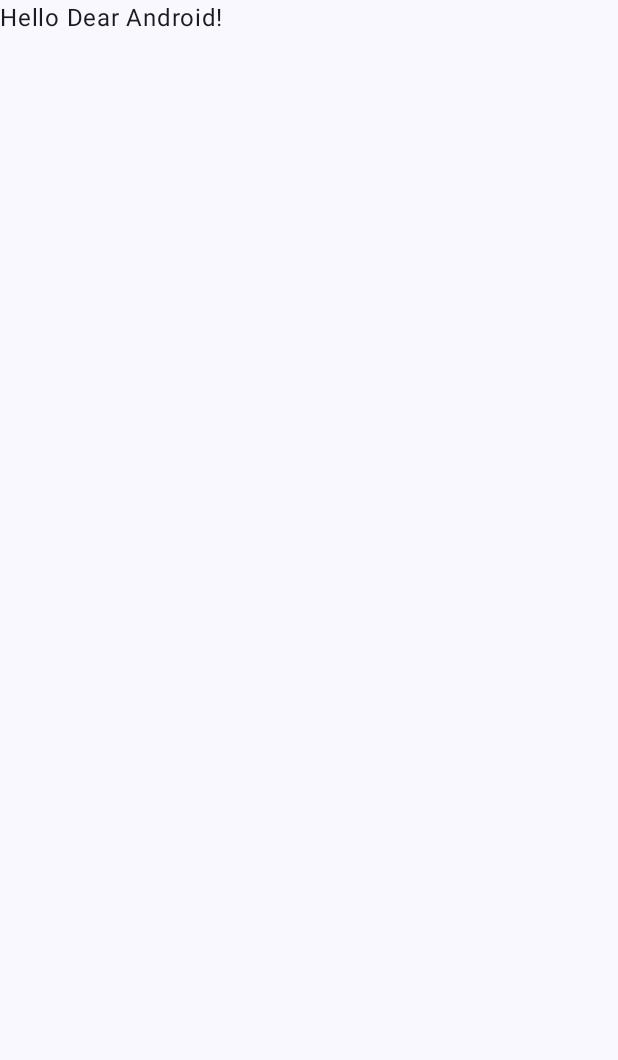
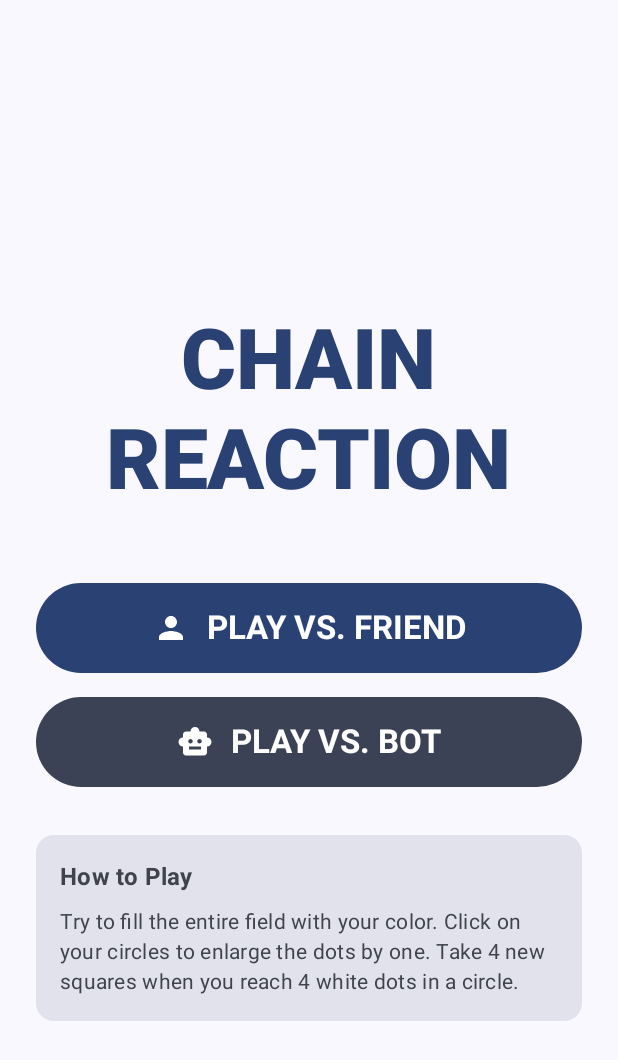
Before and after one commit to blueedgetechno/chainreaction, an Android app built with Jetpack Compose: the screen it shows after launch (MainActivity), on a phone screen of 412 x 824 dp. Before the commit the part shown is almost empty. Shown: the top 1060 px of the screen. Run offline under Robolectric (Android 15) with nearby library versions, the phone set to English and light mode, and no system bars; our stand-ins replace Dagger/Hilt's generated code.

Commit message:
Phase 3: Implement basic UI with navigation, main menu, and game setup screens
Co-authored-by: blueedgetechno <54899800+blueedgetechno@users.noreply.github.com>

```diff
--- a/app/src/main/java/com/blueedge/chainreaction/MainActivity.kt
+++ b/app/src/main/java/com/blueedge/chainreaction/MainActivity.kt
@@ -5,43 +5,29 @@ import androidx.activity.ComponentActivity
 import androidx.activity.compose.setContent
 import androidx.activity.enableEdgeToEdge
 import androidx.compose.foundation.layout.fillMaxSize
-import androidx.compose.foundation.layout.padding
-import androidx.compose.material3.Scaffold
-import androidx.compose.material3.Text
-import androidx.compose.runtime.Composable
+import androidx.compose.material3.MaterialTheme
+import androidx.compose.material3.Surface
 import androidx.compose.ui.Modifier
-import androidx.compose.ui.tooling.preview.Preview
+import androidx.navigation.compose.rememberNavController
+import com.blueedge.chainreaction.presentation.navigation.NavGraph
 import com.blueedge.chainreaction.ui.theme.ChainReactionTheme
+import dagger.hilt.android.AndroidEntryPoint
 
+@AndroidEntryPoint
 class MainActivity : ComponentActivity() {
     override fun onCreate(savedInstanceState: Bundle?) {
         super.onCreate(savedInstanceState)
         enableEdgeToEdge()
         setContent {
             ChainReactionTheme {
-                Scaffold(modifier = Modifier.fillMaxSize()) { innerPadding ->
-                    Greeting(
-                        name = "Android",
-                        modifier = Modifier.padding(innerPadding)
-                    )
+                Surface(
+                    modifier = Modifier.fillMaxSize(),
+                    color = MaterialTheme.colorScheme.background
+                ) {
+                    val navController = rememberNavController()
+                    NavGraph(navController = navController)
                 }
             }
         }
     }
 }
-
-@Composable
-fun Greeting(name: String, modifier: Modifier = Modifier) {
-    Text(
-        text = "Hello Dear $name!",
-        modifier = modifier
-    )
-}
-
-@Preview(showBackground = true)
-@Composable
-fun GreetingPreview() {
-    ChainReactionTheme {
-        Greeting("Android 2")
-    }
-}
--- /dev/null
+++ b/app/src/main/java/com/blueedge/chainreaction/presentation/main/MainMenuScreen.kt
@@ -0,0 +1,138 @@
+package com.blueedge.chainreaction.presentation.main
+
+import androidx.compose.foundation.layout.*
+import androidx.compose.material.icons.Icons
+import androidx.compose.material.icons.filled.Person
+import androidx.compose.material.icons.filled.SmartToy
+import androidx.compose.material3.*
+import androidx.compose.runtime.Composable
+import androidx.compose.ui.Alignment
+import androidx.compose.ui.Modifier
+import androidx.compose.ui.text.font.FontWeight
+import androidx.compose.ui.unit.dp
+import androidx.compose.ui.unit.sp
+import com.blueedge.chainreaction.data.model.GameMode
+
+/**
+ * Main menu screen - entry point of the app
+ */
+@OptIn(ExperimentalMaterial3Api::class)
+@Composable
+fun MainMenuScreen(
+    onNavigateToSetup: (GameMode) -> Unit
+) {
+    Scaffold(
+        topBar = {
+            TopAppBar(
+                title = { }
+            )
+        }
+    ) { paddingValues ->
+        Column(
+            modifier = Modifier
+                .fillMaxSize()
+                .padding(paddingValues)
+                .padding(24.dp),
+            horizontalAlignment = Alignment.CenterHorizontally,
+            verticalArrangement = Arrangement.Center
+        ) {
+            // App Title
+            Text(
+                text = "CHAIN",
+                style = MaterialTheme.typography.displayLarge.copy(
+                    fontWeight = FontWeight.Black,
+                    fontSize = 56.sp
+                ),
+                color = MaterialTheme.colorScheme.primary
+            )
+            Text(
+                text = "REACTION",
+                style = MaterialTheme.typography.displayLarge.copy(
+                    fontWeight = FontWeight.Black,
+                    fontSize = 56.sp
+                ),
+                color = MaterialTheme.colorScheme.primary
+            )
+
+            Spacer(modifier = Modifier.height(48.dp))
+
+            // Game Mode Buttons
+            Button(
+                onClick = { onNavigateToSetup(GameMode.LOCAL_MULTIPLAYER) },
+                modifier = Modifier
+                    .fillMaxWidth()
+                    .height(60.dp),
+                colors = ButtonDefaults.buttonColors(
+                    containerColor = MaterialTheme.colorScheme.primary
+                )
+            ) {
+                Icon(
+                    imageVector = Icons.Default.Person,
+                    contentDescription = null,
+                    modifier = Modifier.size(24.dp)
+                )
+                Spacer(modifier = Modifier.width(12.dp))
+                Text(
+                    text = "PLAY VS. FRIEND",
+                    style = MaterialTheme.typography.titleLarge.copy(
+                        fontWeight = FontWeight.Bold
+                    )
+                )
+            }
+
+            Spacer(modifier = Modifier.height(16.dp))
+
+            Button(
+                onClick = { onNavigateToSetup(GameMode.BOT_EASY) },
+                modifier = Modifier
+                    .fillMaxWidth()
+                    .height(60.dp),
+                colors = ButtonDefaults.buttonColors(
+                    containerColor = MaterialTheme.colorScheme.secondary
+                )
+            ) {
+                Icon(
+                    imageVector = Icons.Default.SmartToy,
+                    contentDescription = null,
+                    modifier = Modifier.size(24.dp)
+                )
+                Spacer(modifier = Modifier.width(12.dp))
+                Text(
+                    text = "PLAY VS. BOT",
+                    style = MaterialTheme.typography.titleLarge.copy(
+                        fontWeight = FontWeight.Bold
+                    )
+                )
+            }
+
+            Spacer(modifier = Modifier.height(32.dp))
+
+            // Game Instructions
+            Card(
+                modifier = Modifier.fillMaxWidth(),
+                colors = CardDefaults.cardColors(
+                    containerColor = MaterialTheme.colorScheme.surfaceVariant
+                )
+            ) {
+                Column(
+                    modifier = Modifier.padding(16.dp)
+                ) {
+                    Text(
+                        text = "How to Play",
+                        style = MaterialTheme.typography.titleMedium.copy(
+                            fontWeight = FontWeight.Bold
+                        )
+                    )
+                    Spacer(modifier = Modifier.height(8.dp))
+                    Text(
+                        text = "Try to fill the entire field with your color. " +
+                                "Click on your circles to enlarge the dots by one. " +
+                                "Take 4 new squares when you reach 4 white dots in a circle.",
+                        style = MaterialTheme.typography.bodyMedium,
+                        lineHeight = 20.sp
+                    )
+                }
+            }
+        }
+    }
+}
--- /dev/null
+++ b/app/src/main/java/com/blueedge/chainreaction/presentation/navigation/NavGraph.kt
@@ -0,0 +1,110 @@
+package com.blueedge.chainreaction.presentation.navigation
+
+import androidx.compose.runtime.Composable
+import androidx.compose.runtime.remember
+import androidx.hilt.navigation.compose.hiltViewModel
+import androidx.navigation.NavHostController
+import androidx.navigation.NavType
+import androidx.navigation.compose.NavHost
+import androidx.navigation.compose.composable
+import androidx.navigation.navArgument
+import com.blueedge.chainreaction.data.model.GameMode
+import com.blueedge.chainreaction.presentation.end.GameEndScreen
+import com.blueedge.chainreaction.presentation.game.GameBoardScreen
+import com.blueedge.chainreaction.presentation.main.MainMenuScreen
+import com.blueedge.chainreaction.presentation.setup.GameSetupScreen
+
+/**
+ * Navigation graph for the app
+ */
+@Composable
+fun NavGraph(
+    navController: NavHostController
+) {
+    NavHost(
+        navController = navController,
+        startDestination = Screen.MainMenu.route
+    ) {
+        composable(Screen.MainMenu.route) {
+            MainMenuScreen(
+                onNavigateToSetup = { gameMode ->
+                    navController.navigate(Screen.GameSetup.createRoute(gameMode))
+                }
+            )
+        }
+
+        composable(
+            route = Screen.GameSetup.route,
+            arguments = listOf(
+                navArgument("gameMode") { type = NavType.StringType }
+            )
+        ) { backStackEntry ->
+            val gameModeString = backStackEntry.arguments?.getString("gameMode")
+            val gameMode = remember(gameModeString) {
+                GameMode.valueOf(gameModeString ?: GameMode.LOCAL_MULTIPLAYER.name)
+            }
+
+            GameSetupScreen(
+                gameMode = gameMode,
+                onNavigateToGame = { gridSize ->
+                    navController.navigate(Screen.Game.createRoute(gridSize, gameMode))
+                },
+                onNavigateBack = {
+                    navController.popBackStack()
+                }
+            )
+        }
+
+        composable(
+            route = Screen.Game.route,
+            arguments = listOf(
+                navArgument("gridSize") { type = NavType.IntType },
+                navArgument("gameMode") { type = NavType.StringType }
+            )
+        ) { backStackEntry ->
+            val gridSize = backStackEntry.arguments?.getInt("gridSize") ?: 6
+            val gameModeString = backStackEntry.arguments?.getString("gameMode")
+            val gameMode = remember(gameModeString) {
+                GameMode.valueOf(gameModeString ?: GameMode.LOCAL_MULTIPLAYER.name)
+            }
+
+            GameBoardScreen(
+                gridSize = gridSize,
+                gameMode = gameMode,
+                onNavigateToEnd = { winnerId, moves, duration ->
+                    navController.navigate(Screen.GameEnd.createRoute(winnerId, moves, duration)) {
+                        popUpTo(Screen.MainMenu.route)
+                    }
+                },
+                onNavigateBack = {
+                    navController.popBackStack()
+                }
+            )
+        }
+
+        composable(
+            route = Screen.GameEnd.route,
+            arguments = listOf(
+                navArgument("winnerId") { type = NavType.IntType },
+                navArgument("moves") { type = NavType.IntType },
+                navArgument("duration") { type = NavType.LongType }
+            )
+        ) { backStackEntry ->
+            val winnerId = backStackEntry.arguments?.getInt("winnerId") ?: 1
+            val moves = backStackEntry.arguments?.getInt("moves") ?: 0
+            val duration = backStackEntry.arguments?.getLong("duration") ?: 0
+
+            GameEndScreen(
+                winnerId = winnerId,
+                moves = moves,
+                duration = duration,
+                onPlayAgain = {
+                    navController.popBackStack(Screen.MainMenu.route, inclusive = false)
+                },
+                onMainMenu = {
+                    navController.popBackStack(Screen.MainMenu.route, inclusive = false)
+                }
+            )
+        }
+    }
+}
--- /dev/null
+++ b/app/src/main/java/com/blueedge/chainreaction/presentation/navigation/Screen.kt
@@ -0,0 +1,20 @@
+package com.blueedge.chainreaction.presentation.navigation
+
+import com.blueedge.chainreaction.data.model.GameMode
+
+/**
+ * Navigation destinations for the app
+ */
+sealed class Screen(val route: String) {
+    data object MainMenu : Screen("main_menu")
+    data object GameSetup : Screen("game_setup/{gameMode}") {
+        fun createRoute(gameMode: GameMode) = "game_setup/${gameMode.name}"
+    }
+    data object Game : Screen("game/{gridSize}/{gameMode}") {
+        fun createRoute(gridSize: Int, gameMode: GameMode) = "game/$gridSize/${gameMode.name}"
+    }
+    data object GameEnd : Screen("game_end/{winnerId}/{moves}/{duration}") {
+        fun createRoute(winnerId: Int, moves: Int, duration: Long) = "game_end/$winnerId/$moves/$duration"
+    }
+    data object Settings : Screen("settings")
+}
```
Also changed, not shown: app/src/main/java/com/blueedge/chainreaction/presentation/end/GameEndScreen.kt (added, +105 -0 lines), app/src/main/java/com/blueedge/chainreaction/presentation/game/GameBoardScreen.kt (added, +62 -0 lines), app/src/main/java/com/blueedge/chainreaction/presentation/game/GameViewModel.kt (added, +43 -0 lines), app/src/main/java/com/blueedge/chainreaction/presentation/setup/GameSetupScreen.kt (added, +207 -0 lines).
